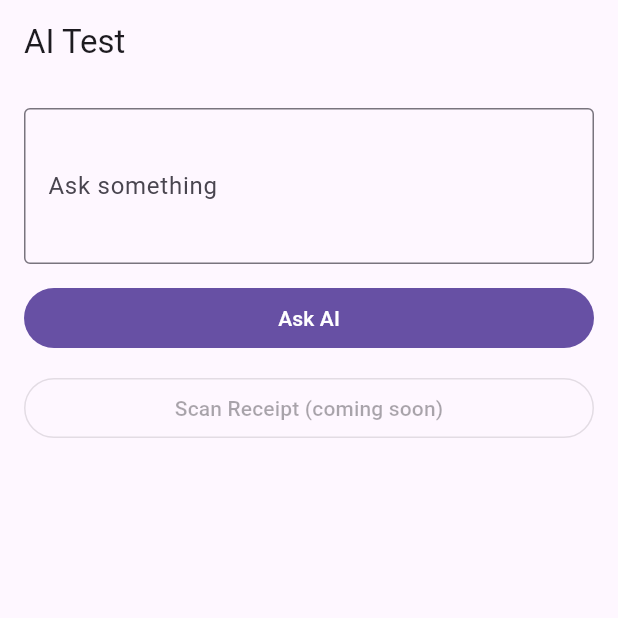
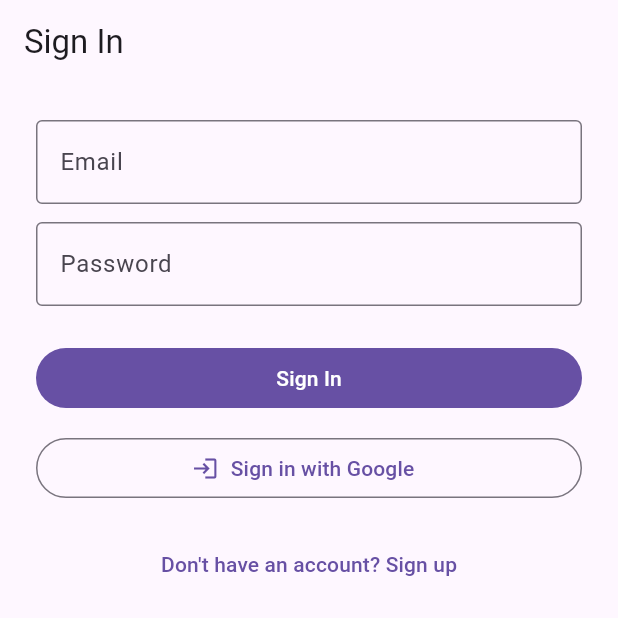
Before and after one commit to kurtduterte/finly, a Flutter app: the screen it shows after launch, on a phone screen of 412 x 824 dp, the top half of it. Run offline on Flutter 3.47's test engine with Material 3 defaults, Android fonts, the phone set to English and light mode, and no system bars; our stand-ins replace firebase_auth, firebase_core, flutter_riverpod, google_sign_in; missing offline and left inert: flutter_gemma; accounts and stored records are empty; generated files the repository leaves out were written again.

Commit message:
feat: Integrate Firebase authentication and Google sign-in
- Added Firebase and Google Sign-In dependencies in pubspec.yaml.
- Implemented FirebaseAuthDatasource for email and Google sign-in.
- Created AuthRepository to manage authentication logic.
- Developed AuthNotifier for state management of authentication processes.
- Added LoginScreen and SignupScreen for user authentication UI.
- Introduced AuthErrorBanner and AuthFormField widgets for better UI handling.
- Removed ModelSetupScreen as its functionality is integrated into AiTestScreen.
- Updated main.dart to initialize Firebase and manage app routing based on authentication state.
- Added Gemma setup notifier for model preparation and loading state management.
- Created ModelSetupModal for displaying model setup progress.
- Updated Android and iOS configurations for Firebase integration.

```diff
--- /dev/null
+++ b/lib/features/auth/data/datasources/firebase_auth_datasource.dart
@@ -0,0 +1,73 @@
+import 'package:finly/features/auth/data/models/auth_user.dart';
+import 'package:firebase_auth/firebase_auth.dart';
+import 'package:google_sign_in/google_sign_in.dart';
+
+class _SignInCancelledException implements Exception {
+  const _SignInCancelledException();
+
+  @override
+  String toString() => 'Sign-in cancelled by user.';
+}
+
+class FirebaseAuthDatasource {
+  FirebaseAuthDatasource({
+    FirebaseAuth? auth,
+    GoogleSignIn? googleSignIn,
+  })  : _auth = auth ?? FirebaseAuth.instance,
+        _googleSignIn = googleSignIn ?? GoogleSignIn();
+
+  final FirebaseAuth _auth;
+  final GoogleSignIn _googleSignIn;
+
+  Stream<AuthUser?> get authStateChanges =>
+      _auth.authStateChanges().map((u) => u == null ? null : _toModel(u));
+
+  Future<AuthUser> signInWithEmail({
+    required String email,
+    required String password,
+  }) async {
+    final cred = await _auth.signInWithEmailAndPassword(
+      email: email,
+      password: password,
+    );
+    return _toModel(cred.user!);
+  }
+
+  Future<AuthUser> signUpWithEmail({
+    required String email,
+    required String password,
+  }) async {
+    final cred = await _auth.createUserWithEmailAndPassword(
+      email: email,
+      password: password,
+    );
+    return _toModel(cred.user!);
+  }
+
+  Future<AuthUser> signInWithGoogle() async {
+    final account = await _googleSignIn.signIn();
+    if (account == null) throw const _SignInCancelledException();
+
+    final googleAuth = await account.authentication;
+    final credential = GoogleAuthProvider.credential(
+      accessToken: googleAuth.accessToken,
+      idToken: googleAuth.idToken,
+    );
+    final cred = await _auth.signInWithCredential(credential);
+    return _toModel(cred.user!);
+  }
+
+  Future<void> signOut() async {
+    await Future.wait([
+      _auth.signOut(),
+      _googleSignIn.signOut(),
+    ]);
+  }
+
+  AuthUser _toModel(User user) => AuthUser(
+        uid: user.uid,
+        email: user.email ?? '',
+        displayName: user.displayName,
+        photoUrl: user.photoURL,
+      );
+}
--- /dev/null
+++ b/lib/features/auth/data/repositories/auth_repository.dart
@@ -0,0 +1,26 @@
+import 'package:finly/features/auth/data/datasources/firebase_auth_datasource.dart';
+import 'package:finly/features/auth/data/models/auth_user.dart';
+
+class AuthRepository {
+  const AuthRepository(this._datasource);
+
+  final FirebaseAuthDatasource _datasource;
+
+  Stream<AuthUser?> get authStateChanges => _datasource.authStateChanges;
+
+  Future<AuthUser> signInWithEmail({
+    required String email,
+    required String password,
+  }) =>
+      _datasource.signInWithEmail(email: email, password: password);
+
+  Future<AuthUser> signUpWithEmail({
+    required String email,
+    required String password,
+  }) =>
+      _datasource.signUpWithEmail(email: email, password: password);
+
+  Future<AuthUser> signInWithGoogle() => _datasource.signInWithGoogle();
+
+  Future<void> signOut() => _datasource.signOut();
+}
--- /dev/null
+++ b/lib/features/auth/presentation/providers/auth_providers.dart
@@ -0,0 +1,20 @@
+import 'package:finly/features/auth/data/datasources/firebase_auth_datasource.dart';
+import 'package:finly/features/auth/data/models/auth_user.dart';
+import 'package:finly/features/auth/data/repositories/auth_repository.dart';
+import 'package:finly/features/auth/presentation/providers/auth_notifier.dart';
+import 'package:flutter_riverpod/flutter_riverpod.dart';
+
+final _authDatasourceProvider = Provider<FirebaseAuthDatasource>(
+  (_) => FirebaseAuthDatasource(),
+);
+
+final authRepositoryProvider = Provider<AuthRepository>(
+  (ref) => AuthRepository(ref.watch(_authDatasourceProvider)),
+);
+
+final authStateProvider = StreamProvider<AuthUser?>(
+  (ref) => ref.watch(authRepositoryProvider).authStateChanges,
+);
+
+final authNotifierProvider =
+    AsyncNotifierProvider<AuthNotifier, void>(AuthNotifier.new);
--- /dev/null
+++ b/lib/features/auth/presentation/screens/login_screen.dart
@@ -0,0 +1,93 @@
+import 'package:finly/features/auth/presentation/providers/auth_providers.dart';
+import 'package:finly/features/auth/presentation/screens/signup_screen.dart';
+import 'package:finly/features/auth/presentation/widgets/auth_error_banner.dart';
+import 'package:finly/features/auth/presentation/widgets/auth_form_field.dart';
+import 'package:flutter/material.dart';
+import 'package:flutter_riverpod/flutter_riverpod.dart';
+
+class LoginScreen extends ConsumerStatefulWidget {
+  const LoginScreen({super.key});
+
+  @override
+  ConsumerState<LoginScreen> createState() => _LoginScreenState();
+}
+
+class _LoginScreenState extends ConsumerState<LoginScreen> {
+  final _emailController = TextEditingController();
+  final _passwordController = TextEditingController();
+
+  @override
+  void dispose() {
+    _emailController.dispose();
+    _passwordController.dispose();
+    super.dispose();
+  }
+
+  Future<void> _signInWithEmail() async {
+    await ref.read(authNotifierProvider.notifier).signInWithEmail(
+          email: _emailController.text.trim(),
+          password: _passwordController.text,
+        );
+  }
+
+  Future<void> _signInWithGoogle() async {
+    await ref.read(authNotifierProvider.notifier).signInWithGoogle();
+  }
+
+  @override
+  Widget build(BuildContext context) {
+    final authState = ref.watch(authNotifierProvider);
+    final isLoading = authState.isLoading;
+
+    return Scaffold(
+      appBar: AppBar(title: const Text('Sign In')),
+      body: SingleChildScrollView(
+        padding: const EdgeInsets.all(24),
+        child: Column(
+          crossAxisAlignment: CrossAxisAlignment.stretch,
+          children: [
+            if (authState.hasError) ...[
+              AuthErrorBanner(error: authState.error!),
+              const SizedBox(height: 16),
+            ],
+            AuthFormField(
+              controller: _emailController,
+              label: 'Email',
+              hint: 'you@example.com',
+              keyboardType: TextInputType.emailAddress,
+            ),
+            const SizedBox(height: 12),
+            AuthFormField(
+              controller: _passwordController,
+              label: 'Password',
+              hint: 'Enter your password',
+              obscureText: true,
+            ),
+            const SizedBox(height: 24),
+            FilledButton(
+              onPressed: isLoading ? null : _signInWithEmail,
+              child: const Text('Sign In'),
+            ),
+            const SizedBox(height: 12),
+            OutlinedButton.icon(
+              onPressed: isLoading ? null : _signInWithGoogle,
+              icon: const Icon(Icons.login),
+              label: const Text('Sign in with Google'),
+            ),
+            const SizedBox(height: 16),
+            TextButton(
+              onPressed: isLoading
+                  ? null
+                  : () => Navigator.of(context).push(
+                        MaterialPageRoute<void>(
+                          builder: (_) => const SignupScreen(),
+                        ),
+                      ),
+              child: const Text("Don't have an account? Sign up"),
+            ),
+          ],
+        ),
+      ),
+    );
+  }
+}
--- /dev/null
+++ b/lib/features/auth/presentation/widgets/auth_form_field.dart
@@ -0,0 +1,32 @@
+import 'package:flutter/material.dart';
+
+class AuthFormField extends StatelessWidget {
+  const AuthFormField({
+    required this.controller,
+    required this.label,
+    required this.hint,
+    super.key,
+    this.obscureText = false,
+    this.keyboardType,
+  });
+
+  final TextEditingController controller;
+  final String label;
+  final String hint;
+  final bool obscureText;
+  final TextInputType? keyboardType;
+
+  @override
+  Widget build(BuildContext context) {
+    return TextField(
+      controller: controller,
+      obscureText: obscureText,
+      keyboardType: keyboardType,
+      decoration: InputDecoration(
+        labelText: label,
+        hintText: hint,
+        border: const OutlineInputBorder(),
+      ),
+    );
+  }
+}
--- a/lib/main.dart
+++ b/lib/main.dart
@@ -1,12 +1,15 @@
-import 'package:finly/ai/gemma_service.dart';
 import 'package:finly/features/ai_test/presentation/screens/ai_test_screen.dart';
-import 'package:finly/features/model_setup/presentation/screens/model_setup_screen.dart';
+import 'package:finly/features/auth/presentation/providers/auth_providers.dart';
+import 'package:finly/features/auth/presentation/screens/login_screen.dart';
+import 'package:finly/firebase_options.dart';
+import 'package:firebase_core/firebase_core.dart';
 import 'package:flutter/material.dart';
 import 'package:flutter_gemma/flutter_gemma.dart';
 import 'package:flutter_riverpod/flutter_riverpod.dart';
 
 void main() async {
   WidgetsFlutterBinding.ensureInitialized();
+  await Firebase.initializeApp(options: DefaultFirebaseOptions.currentPlatform);
   await FlutterGemma.initialize();
   runApp(const ProviderScope(child: FinlyApp()));
 }
@@ -16,37 +19,28 @@ class FinlyApp extends StatelessWidget {
 
   @override
   Widget build(BuildContext context) {
-    return MaterialApp(
+    return const MaterialApp(
       debugShowCheckedModeBanner: false,
-      home: _StartupRouter(),
+      home: _AppRouter(),
     );
   }
 }
 
-// Checks if the model is already loaded; routes accordingly
-class _StartupRouter extends StatefulWidget {
-  @override
-  State<_StartupRouter> createState() => _StartupRouterState();
-}
-
-class _StartupRouterState extends State<_StartupRouter> {
-  final _gemmaService = GemmaService();
+class _AppRouter extends ConsumerWidget {
+  const _AppRouter();
 
   @override
-  Widget build(BuildContext context) {
-    return FutureBuilder<bool>(
-      future: _gemmaService.isModelReady(),
-      builder: (context, snapshot) {
-        if (!snapshot.hasData) {
-          return const Scaffold(
-            body: Center(child: CircularProgressIndicator()),
-          );
-        }
-        if (snapshot.data!) {
-          return AiTestScreen(gemmaService: _gemmaService);
-        }
-        return ModelSetupScreen(gemmaService: _gemmaService);
-      },
+  Widget build(BuildContext context, WidgetRef ref) {
+    final authState = ref.watch(authStateProvider);
+
+    return authState.when(
+      loading: () => const Scaffold(
+        body: Center(child: CircularProgressIndicator()),
+      ),
+      error: (e, _) => Scaffold(
+        body: Center(child: Text('Error: $e')),
+      ),
+      data: (user) => user == null ? const LoginScreen() : const AiTestScreen(),
     );
   }
 }
--- a/pubspec.yaml
+++ b/pubspec.yaml
@@ -31,11 +31,14 @@ dependencies:
   cupertino_icons: ^1.0.8
   drift: ^2.32.1
   drift_flutter: ^0.3.0
+  firebase_auth: ^5.3.1
+  firebase_core: ^3.6.0
   flutter:
     sdk: flutter
   flutter_gemma: ^0.12.6
   flutter_riverpod: ^3.3.1
   freezed_annotation: ^3.1.0
+  google_sign_in: ^6.2.1
   image_picker: ^1.1.2
   json_annotation: ^4.11.0
   path_provider: ^2.1.5
```
Also changed, not shown: lib/ai/gemma_service_provider.dart (added, +8 -0 lines), lib/features/ai_test/presentation/screens/ai_test_screen.dart (+42 -10 lines), lib/features/auth/data/models/auth_user.dart (added, +16 -0 lines), lib/features/auth/presentation/providers/auth_notifier.dart (added, +45 -0 lines), lib/features/auth/presentation/screens/signup_screen.dart (added, +71 -0 lines), lib/features/auth/presentation/widgets/auth_error_banner.dart (added, +24 -0 lines), lib/features/model_setup/presentation/providers/gemma_setup_notifier.dart (added, +62 -0 lines), lib/features/model_setup/presentation/screens/model_setup_screen.dart (deleted, +0 -88 lines), lib/features/model_setup/presentation/widgets/model_setup_modal.dart (added, +50 -0 lines), pubspec.lock, 9 other files.
